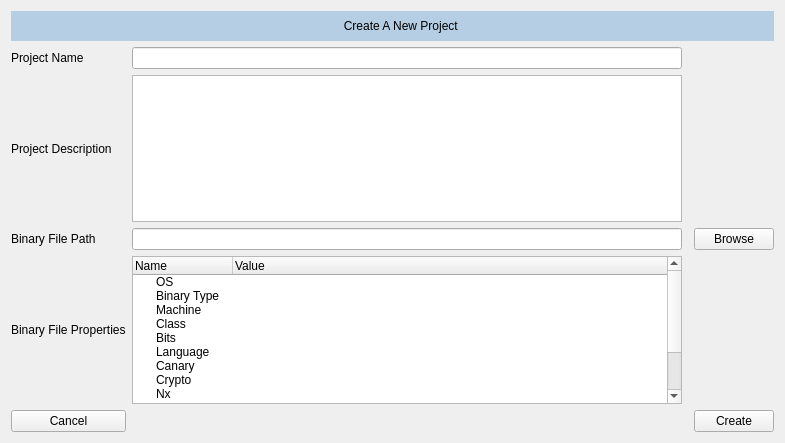
First picture: the form in src/GUI/ui_files/popups/newProjectWind.ui, repository adalio0/BATT5, before the edit.
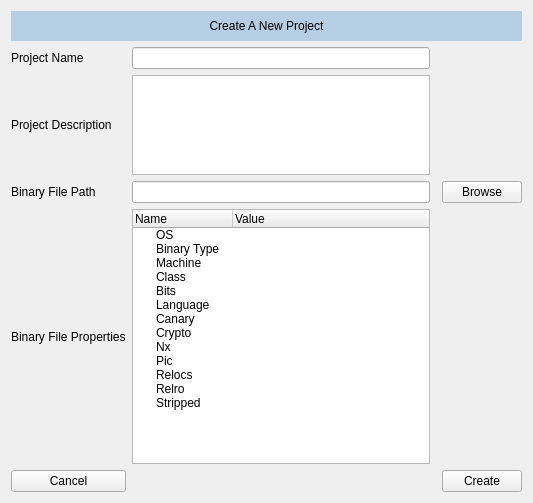
Second picture: the form after the edit.

Commit message: new project window updates

What changed in the file:
```diff
--- a/src/GUI/ui_files/popups/newProjectWind.ui
+++ b/src/GUI/ui_files/popups/newProjectWind.ui
@@ -6,8 +6,8 @@
    <rect>
     <x>0</x>
     <y>0</y>
-    <width>785</width>
-    <height>443</height>
+    <width>533</width>
+    <height>503</height>
    </rect>
   </property>
   <property name="windowTitle">
@@ -42,7 +42,10 @@
         <string notr="true">background-color: rgb(182, 206, 227);</string>
        </property>
        <property name="text">
-        <string>                                                                                                    Create A New Project</string>
+        <string>Create A New Project</string>
+       </property>
+       <property name="alignment">
+        <set>Qt::AlignCenter</set>
        </property>
       </widget>
      </item>
@@ -74,9 +77,6 @@
        </property>
       </widget>
      </item>
-     <item row="3" column="1">
-      <widget class="QLineEdit" name="path_lineEdit"/>
-     </item>
      <item row="3" column="3">
       <widget class="QPushButton" name="browse_button">
        <property name="text">
@@ -85,7 +85,14 @@
       </widget>
      </item>
      <item row="2" column="1">
-      <widget class="QTextEdit" name="projectDescription_textEdit"/>
+      <widget class="QTextEdit" name="projectDescription_textEdit">
+       <property name="maximumSize">
+        <size>
+         <width>16777215</width>
+         <height>100</height>
+        </size>
+       </property>
+      </widget>
      </item>
      <item row="1" column="1">
       <widget class="QLineEdit" name="projectName_lineEdit"/>
@@ -169,6 +176,16 @@
        </item>
       </widget>
      </item>
+     <item row="3" column="1">
+      <widget class="QLineEdit" name="path_lineEdit">
+       <property name="readOnly">
+        <bool>true</bool>
+       </property>
+       <property name="clearButtonEnabled">
+        <bool>false</bool>
+       </property>
+      </widget>
+     </item>
     </layout>
    </item>
   </layout>
```
The commit also changes 3 other files.
